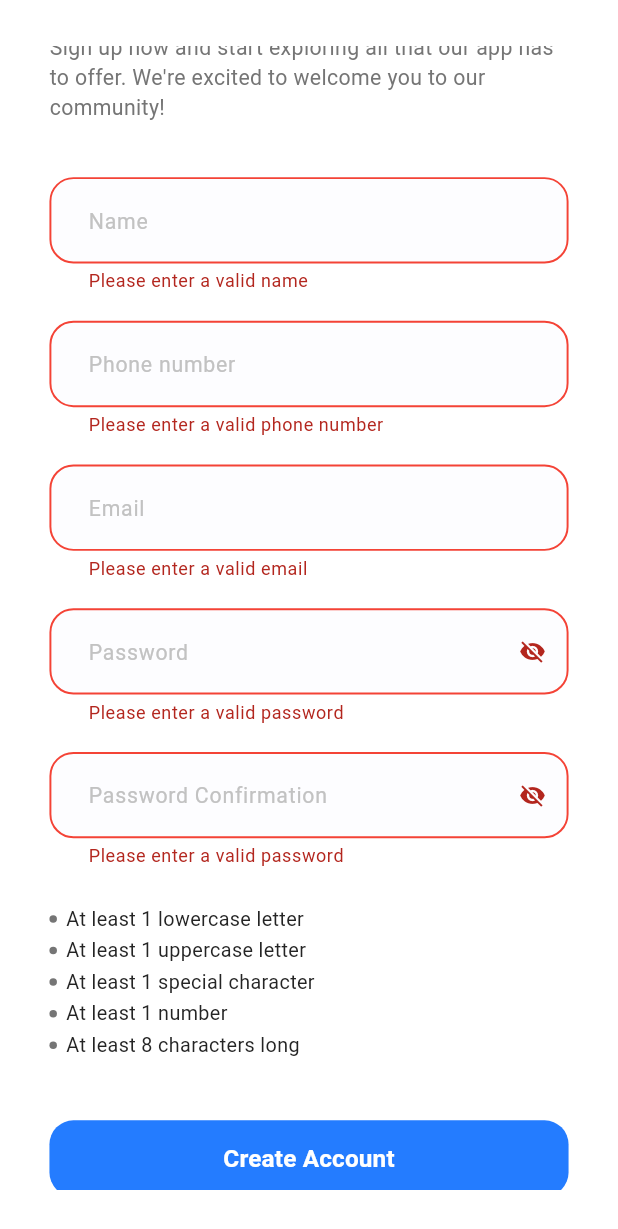
After one commit to YoussefMohammed001/medical_app, a Flutter app: the SignupScreen screen opened by its route, scrolled down 52 dp, after a tap on "Create Account", on a phone screen of 412 x 824 dp. The commit adds this screen. Shown: the top 1229 px of the screen. Run offline on Flutter 3.47's test engine with Material 3 defaults, Android fonts, the phone set to English and light mode, and no system bars; our stand-ins replace dio, flutter_bloc, flutter_screenutil, flutter_svg, freezed_annotation, get_it and 2 more; generated files the repository leaves out were written again.

Commit message:
complete sign up

```diff
--- a/lib/core/helpers/app_regex.dart
+++ b/lib/core/helpers/app_regex.dart
@@ -8,6 +8,10 @@
     return RegExp(
         r"^(?=.*[a-z])(?=.*[A-Z])(?=.*\d)(?=.*[@$!%*?&])[A-Za-z\d@$!%*?&]{8,}$")
         .hasMatch(password);
+  }
+
+  static bool isPhoneNumberValid(String phoneNumber) {
+    return RegExp(r'^(010|011|012|015)[0-9]{8}$').hasMatch(phoneNumber);
   }
 
   static bool hasLowerCase(String password) {
--- a/lib/core/networking/api_constants.dart
+++ b/lib/core/networking/api_constants.dart
@@ -5,8 +5,7 @@
 static const String baseApiUrl = "https://vcare.integration25.com/api/";
 /// Authorization
 static const String login = "auth/login";
-static const String signUp = "auth/login";
-static const String register = "";
+static const String signUp = "auth/register";
 static const String logout = "";
 
 
--- a/lib/core/networking/api_service.dart
+++ b/lib/core/networking/api_service.dart
@@ -1,9 +1,9 @@
 import 'package:dio/dio.dart';
 import 'package:medical_app/core/networking/api_constants.dart';
-import 'package:medical_app/features/home/sign_up/data/models/sign_up_request_body.dart';
-import 'package:medical_app/features/home/sign_up/data/models/sign_up_response.dart';
 import 'package:medical_app/features/login/data/models/login_request_body.dart';
 import 'package:medical_app/features/login/data/models/login_response.dart';
+import 'package:medical_app/features/sign_up/data/models/sign_up_request_body.dart';
+import 'package:medical_app/features/sign_up/data/models/sign_up_response.dart';
 import 'package:retrofit/retrofit.dart';
 
 part 'api_service.g.dart';
--- a/lib/core/rounting/app_router.dart
+++ b/lib/core/rounting/app_router.dart
@@ -1,17 +1,19 @@
 import 'package:flutter/material.dart';
 import 'package:flutter_bloc/flutter_bloc.dart';
 import 'package:medical_app/core/rounting/routes.dart';
+import 'package:medical_app/features/sign_up/logic/sign_up_cubit.dart';
 import 'package:medical_app/features/home/ui/screens/home_screen.dart';
 import 'package:medical_app/features/login/logic/login_cubit.dart';
 import 'package:medical_app/features/login/ui/screen/login_screen.dart';
 import 'package:medical_app/features/on_boarding/ui/screens/on_boardind_Screen.dart';
+import 'package:medical_app/features/sign_up/ui/screens/sign_up_screen.dart';
 
 import '../di/dependency_injection.dart';
 
 class AppRouter {
   Route generateRoute(RouteSettings settings) {
     //this arguments to be passed in any screen like this ( arguments as ClassName )
-   // final arguments = settings.arguments;
+    final arguments = settings.arguments;
 
     switch (settings.name) {
       case Routes.onBoardingScreen:
@@ -23,6 +25,13 @@
           builder: (_) => BlocProvider(
             create: (context) => getIt<LoginCubit>(),
             child: const LoginScreen(),
+          ),
+        );
+      case Routes.signUpScreen:
+        return MaterialPageRoute(
+          builder: (_) => BlocProvider(
+            create: (context) => getIt<SignupCubit>(),
+            child: const SignupScreen(),
           ),
         );
       case Routes.homeScreen:
--- a/lib/core/rounting/routes.dart
+++ b/lib/core/rounting/routes.dart
@@ -2,5 +2,6 @@
 
 static  const String onBoardingScreen = '/onBoardingScreen';
 static  const String loginScreen = '/loginScreen';
+static  const String signUpScreen = '/signUpScreen';
 static const String homeScreen = '/homeScreen';
 }
--- a/lib/features/login/logic/login_cubit.dart
+++ b/lib/features/login/logic/login_cubit.dart
@@ -13,9 +13,11 @@
 TextEditingController passEditingController = TextEditingController();
 
 
-  Future<void> emitLoginStates({required LoginRequestBody loginRequestBody}) async {
+  Future<void> emitLoginStates() async {
 emit( const LoginState.loading());
-final response = await _loinRepo.login(loginRequestBody);
+final response = await _loinRepo.login(
+  LoginRequestBody(email: emailEditingController.text, pass: passEditingController.text)
+);
 response.when(success: (loginResponse){
   emit(LoginState.success(loginResponse));
 }, failure: (error){
--- a/lib/features/sign_up/data/repos/sign_uo_repo.dart
+++ b/lib/features/sign_up/data/repos/sign_uo_repo.dart
@@ -1,8 +1,8 @@
 import 'package:medical_app/core/networking/api_error_handler.dart';
 import 'package:medical_app/core/networking/api_result.dart';
 import 'package:medical_app/core/networking/api_service.dart';
-import 'package:medical_app/features/home/sign_up/data/models/sign_up_request_body.dart';
-import 'package:medical_app/features/home/sign_up/data/models/sign_up_response.dart';
+import 'package:medical_app/features/sign_up/data/models/sign_up_request_body.dart';
+import 'package:medical_app/features/sign_up/data/models/sign_up_response.dart';
 
 class SignupRepo {
   final ApiService _apiService;
--- a/lib/features/home/sign_up/logic/sign_up_cubit.dart
+++ b/lib/features/sign_up/logic/sign_up_cubit.dart
@@ -1,9 +1,9 @@
 import 'package:flutter/material.dart';
 import 'package:flutter_bloc/flutter_bloc.dart';
-import 'package:medical_app/features/home/sign_up/data/repos/sign_uo_repo.dart';
-import 'package:medical_app/features/home/sign_up/logic/sign_up_state.dart';
+import 'package:medical_app/features/sign_up/data/models/sign_up_request_body.dart';
+import 'package:medical_app/features/sign_up/data/repos/sign_uo_repo.dart';
+import 'package:medical_app/features/sign_up/logic/sign_up_state.dart';
 
-import '../data/models/sign_up_request_body.dart';
 
 class SignupCubit extends Cubit<SignupState> {
   final SignupRepo _signupRepo;
--- /dev/null
+++ b/lib/features/sign_up/ui/screens/sign_up_screen.dart
@@ -0,0 +1,69 @@
+import 'package:flutter/material.dart';
+import 'package:flutter_bloc/flutter_bloc.dart';
+import 'package:flutter_screenutil/flutter_screenutil.dart';
+import 'package:medical_app/core/helpers/spacing.dart';
+import 'package:medical_app/core/theming/styles.dart';
+import 'package:medical_app/core/widgets/app_text_button.dart';
+import 'package:medical_app/features/sign_up/logic/sign_up_cubit.dart';
+import 'package:medical_app/features/login/ui/widgets/terms_and_conditions.dart';
+import 'package:medical_app/features/sign_up/ui/widgets/already_have_account.dart';
+import 'package:medical_app/features/sign_up/ui/widgets/sign_up_bloc_listner.dart';
+import 'package:medical_app/features/sign_up/ui/widgets/sign_up_form.dart';
+
+
+
+class SignupScreen extends StatelessWidget {
+  const SignupScreen({super.key});
+
+  @override
+  Widget build(BuildContext context) {
+    return Scaffold(
+      body: SafeArea(
+        child: Padding(
+          padding: EdgeInsets.symmetric(horizontal: 30.w, vertical: 30.h),
+          child: SingleChildScrollView(
+            child: Column(
+              crossAxisAlignment: CrossAxisAlignment.start,
+              children: [
+                Text(
+                  'Create Account',
+                  style: TextStyles.font24BlueBold,
+                ),
+                verticalSpacing(8),
+                Text(
+                  'Sign up now and start exploring all that our app has to offer. We\'re excited to welcome you to our community!',
+                  style: TextStyles.font14GrayRegular,
+                ),
+                verticalSpacing(36),
+                Column(
+                  children: [
+                    const SignupForm(),
+                    verticalSpacing(40),
+                    AppTextButton(
+                      buttonText: "Create Account",
+                      textStyle: TextStyles.font16WhiteSemiBold,
+                      onPressed: () {
+                        validateThenDoSignup(context);
+                      },
+                    ),
+                    verticalSpacing(16),
+                    const TermsAndConditionsText(),
+                    verticalSpacing(30),
+                    const AlreadyHaveAccountText(),
+                    const SignupBlocListener(),
+                  ],
+                ),
+              ],
+            ),
+          ),
+        ),
+      ),
+    );
+  }
+
+  void validateThenDoSignup(BuildContext context) {
+    if (context.read<SignupCubit>().formKey.currentState!.validate()) {
+      context.read<SignupCubit>().emitSignupStates();
+    }
+  }
+}
--- /dev/null
+++ b/lib/features/sign_up/ui/widgets/already_have_account.dart
@@ -0,0 +1,37 @@
+import 'package:flutter/gestures.dart';
+import 'package:flutter/material.dart';
+import 'package:medical_app/core/helpers/navigators.dart';
+import 'package:medical_app/core/rounting/routes.dart';
+
+import '../../../../core/theming/styles.dart';
+
+class AlreadyHaveAccountText extends StatelessWidget {
+  const AlreadyHaveAccountText({super.key});
+
+  @override
+  Widget build(BuildContext context) {
+    return Row(
+      mainAxisAlignment:
+      MainAxisAlignment.center,
+      children: [
+        RichText(
+          textAlign: TextAlign.center,
+          text: TextSpan(
+            children: [
+              TextSpan(
+                text: 'Already have an account?',
+                style: TextStyles.font13DarkBlueRegular,
+              ),
+              TextSpan(
+                text: ' Sign Up',
+                style: TextStyles.font13BlueSemiBold,
+
+              ),
+
+            ],
+          ),
+        ),
+      ],
+    );
+  }
+}
--- /dev/null
+++ b/lib/features/sign_up/ui/widgets/sign_up_form.dart
@@ -0,0 +1,151 @@
+import 'package:flutter/material.dart';
+import 'package:flutter_bloc/flutter_bloc.dart';
+import 'package:medical_app/core/helpers/app_regex.dart';
+import 'package:medical_app/features/sign_up/logic/sign_up_cubit.dart';
+import 'package:medical_app/features/login/ui/widgets/pass_validations.dart';
+import '../../../../core/helpers/spacing.dart';
+import '../../../../core/widgets/app_text_form_field.dart';
+
+class SignupForm extends StatefulWidget {
+  const SignupForm({super.key});
+
+  @override
+  State<SignupForm> createState() => _SignupFormState();
+}
+
+class _SignupFormState extends State<SignupForm> {
+  bool isPasswordObscureText = true;
+  bool isPasswordConfirmationObscureText = true;
+
+  bool hasLowercase = false;
+  bool hasUppercase = false;
+  bool hasSpecialCharacters = false;
+  bool hasNumber = false;
+  bool hasMinLength = false;
+
+  late TextEditingController passwordController;
+
+  @override
+  void initState() {
+    super.initState();
+    passwordController = context.read<SignupCubit>().passwordController;
+    setupPasswordControllerListener();
+  }
+
+  void setupPasswordControllerListener() {
+    passwordController.addListener(() {
+      setState(() {
+        hasLowercase = AppRegex.hasLowerCase(passwordController.text);
+        hasUppercase = AppRegex.hasUpperCase(passwordController.text);
+        hasSpecialCharacters =
+            AppRegex.hasSpecialCharacter(passwordController.text);
+        hasNumber = AppRegex.hasNumber(passwordController.text);
+        hasMinLength = AppRegex.hasMinLength(passwordController.text);
+      });
+    });
+  }
+
+  @override
+  Widget build(BuildContext context) {
+    return Form(
+      key: context.read<SignupCubit>().formKey,
+      child: Column(
+        children: [
+          AppTextFormField(
+            hintText: 'Name',
+            validator: (value) {
+              if (value == null || value.isEmpty) {
+                return 'Please enter a valid name';
+              }
+            },
+            controller: context.read<SignupCubit>().nameController,
+          ),
+          verticalSpacing(18),
+          AppTextFormField(
+            hintText: 'Phone number',
+            validator: (value) {
+              if (value == null ||
+                  value.isEmpty ||
+                  !AppRegex.isPhoneNumberValid(value)) {
+                return 'Please enter a valid phone number';
+              }
+            },
+            controller: context.read<SignupCubit>().phoneController,
+          ),
+          verticalSpacing(18),
+          AppTextFormField(
+            hintText: 'Email',
+            validator: (value) {
+              if (value == null ||
+                  value.isEmpty ||
+                  !AppRegex.isEmailValid(value)) {
+                return 'Please enter a valid email';
+              }
+            },
+            controller: context.read<SignupCubit>().emailController,
+          ),
+          verticalSpacing(18),
+          AppTextFormField(
+            controller: context.read<SignupCubit>().passwordController,
+            hintText: 'Password',
+            isObscureText: isPasswordObscureText,
+            suffixIcon: GestureDetector(
+              onTap: () {
+                setState(() {
+                  isPasswordObscureText = !isPasswordObscureText;
+                });
+              },
+              child: Icon(
+                isPasswordObscureText ? Icons.visibility_off : Icons.visibility,
+              ),
+            ),
+            validator: (value) {
+              if (value == null || value.isEmpty) {
+                return 'Please enter a valid password';
+              }
+            },
+          ),
+          verticalSpacing(18),
+          AppTextFormField(
+            controller:
+            context.read<SignupCubit>().passwordConfirmationController,
+            hintText: 'Password Confirmation',
+            isObscureText: isPasswordConfirmationObscureText,
+            suffixIcon: GestureDetector(
+              onTap: () {
+                setState(() {
+                  isPasswordConfirmationObscureText =
+                  !isPasswordConfirmationObscureText;
+                });
+              },
+              child: Icon(
+                isPasswordConfirmationObscureText
+                    ? Icons.visibility_off
+                    : Icons.visibility,
+              ),
+            ),
+            validator: (value) {
+              if (value == null || value.isEmpty) {
+                return 'Please enter a valid password';
+              }
+            },
+          ),
+          verticalSpacing(24),
+          PasswordValidations(
+            hasLowerCase: hasLowercase,
+            hasUpperCase: hasUppercase,
+            hasSpecialCharacters: hasSpecialCharacters,
+            hasNumber: hasNumber,
+            hasMinLength: hasMinLength,
+          ),
+        ],
+      ),
+    );
+  }
+
+  @override
+  void dispose() {
+    passwordController.dispose();
+    super.dispose();
+  }
+}
```
Also changed, not shown: lib/core/di/dependency_injection.dart (+7 -3 lines), lib/features/home/sign_up/data/models/sign_up_request_body.dart (deleted, +0 -24 lines), lib/features/home/sign_up/data/models/sign_up_response.dart (deleted, +0 -28 lines), lib/features/home/sign_up/data/repos/sign_uo_repo.dart (deleted, +0 -21 lines), lib/features/login/ui/screen/login_screen.dart (+4 -10 lines), lib/features/login/ui/widgets/dont_have_account.dart (renamed from lib/features/login/ui/widgets/already_have_account.dart, +10 -3 lines), lib/features/sign_up/ui/widgets/sign_up_bloc_listner.dart (added, +104 -0 lines), lib/core/networking/api_service.g.dart, lib/features/home/sign_up/data/models/sign_up_request_body.g.dart (deleted), lib/features/home/sign_up/data/models/sign_up_response.g.dart (deleted), lib/features/sign_up/logic/sign_up_state.dart (renamed from lib/features/home/sign_up/logic/sign_up_state.dart), lib/features/sign_up/logic/sign_up_state.freezed.dart (renamed from lib/features/home/sign_up/logic/sign_up_state.freezed.dart).
